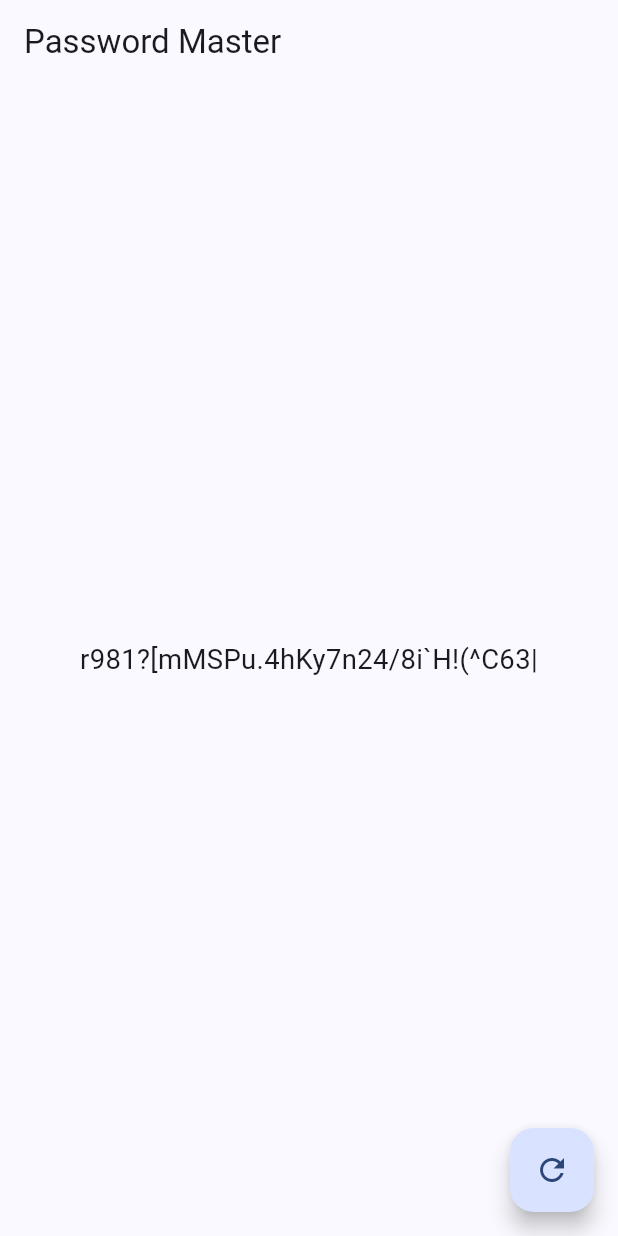
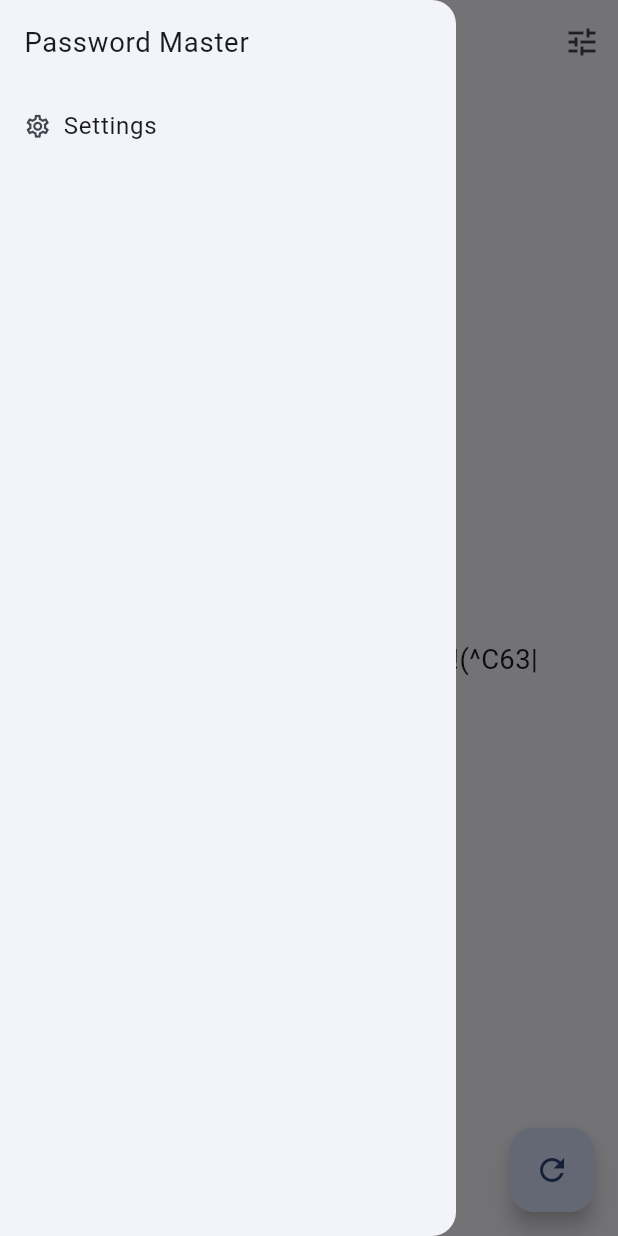
Before and after one commit to MasterHiei/password_master, a Flutter app: the screen it shows after launch, with the side drawer open (before the commit the screen has no drawer), on a phone screen of 412 x 824 dp. Run offline on Flutter 3.47's test engine with Material 3 defaults, Android fonts, the phone set to English and light mode, and no system bars; our stand-ins replace adaptive_theme, auto_route, bot_toast, easy_localization, flutter_riverpod, flutter_screenutil and 1 more; generated files the repository leaves out were written again.

Commit message:
feat: adding customizable app bar and left drawer

```diff
--- a/assets/i18n/en-US.json
+++ b/assets/i18n/en-US.json
@@ -5,5 +5,8 @@
   },
   "toast": {
     "copied": "Copied successfully"
+  },
+  "drawer": {
+    "settings": "Settings"
   }
 }
--- a/assets/i18n/ja-JP.json
+++ b/assets/i18n/ja-JP.json
@@ -5,5 +5,8 @@
   },
   "toast": {
     "copied": "コピーしました"
+  },
+  "drawer": {
+    "settings": "設定"
   }
 }
--- a/assets/i18n/zh-CN.json
+++ b/assets/i18n/zh-CN.json
@@ -5,5 +5,8 @@
   },
   "toast": {
     "copied": "复制成功"
+  },
+  "drawer": {
+    "settings": "设置"
   }
 }
--- /dev/null
+++ b/lib/core/widgets/left_nav_drawer.dart
@@ -0,0 +1,66 @@
+import 'package:easy_localization/easy_localization.dart';
+import 'package:flutter/material.dart';
+import 'package:flutter_screenutil/flutter_screenutil.dart';
+
+import '../../generated/locale_keys.g.dart';
+
+class LeftNavDrawer extends StatelessWidget {
+  const LeftNavDrawer({super.key});
+
+  @override
+  Widget build(BuildContext context) {
+    final List<Widget> items = _buildDrawerItems(context);
+    return Drawer(
+      child: ListView.builder(
+        padding: EdgeInsets.only(
+          top: ScreenUtil().statusBarHeight,
+          bottom: ScreenUtil().bottomBarHeight,
+        ),
+        itemBuilder: (BuildContext context, int index) => items[index],
+        itemCount: items.length,
+      ),
+    );
+  }
+
+  List<Widget> _buildDrawerItems(BuildContext context) {
+    return <Widget>[
+      ListTile(
+        title: Text(
+          LocaleKeys.app_title,
+          style: TextStyle(fontSize: 16.sp),
+        ).tr(context: context),
+      ),
+      _LeftNavDrawerItem(
+        icon: Icons.settings_outlined,
+        title: LocaleKeys.drawer_settings.tr(context: context),
+      ),
+    ];
+  }
+}
+
+class _LeftNavDrawerItem extends StatelessWidget {
+  const _LeftNavDrawerItem({
+    required this.icon,
+    required this.title,
+  });
+
+  final IconData icon;
+  final String title;
+
+  @override
+  Widget build(BuildContext context) {
+    return ListTile(
+      title: Row(
+        children: <Widget>[
+          Icon(icon, size: 16.sp),
+          const SizedBox(width: 8),
+          Text(
+            title,
+            style: TextStyle(fontSize: 14.sp),
+          ),
+        ],
+      ),
+      onTap: () {},
+    );
+  }
+}
--- /dev/null
+++ b/lib/core/widgets/top_app_bar.dart
@@ -0,0 +1,29 @@
+import 'package:flutter/material.dart';
+
+class TopAppBar extends StatelessWidget implements PreferredSizeWidget {
+  const TopAppBar({
+    super.key,
+    this.title,
+    this.actions,
+    this.bottom,
+  });
+
+  final Widget? title;
+  final List<Widget>? actions;
+  final PreferredSizeWidget? bottom;
+
+  @override
+  Widget build(BuildContext context) {
+    return AppBar(
+      title: title,
+      actions: actions,
+      bottom: bottom,
+    );
+  }
+
+  @override
+  Size get preferredSize {
+    final double bottomHeight = bottom?.preferredSize.height ?? 0;
+    return Size.fromHeight(kToolbarHeight + bottomHeight);
+  }
+}
--- a/lib/features/pw_generator/presentation/pages/home_page.dart
+++ b/lib/features/pw_generator/presentation/pages/home_page.dart
@@ -2,6 +2,8 @@ import 'package:auto_route/auto_route.dart';
 import 'package:easy_localization/easy_localization.dart';
 import 'package:flutter/material.dart';
 
+import '../../../../core/widgets/left_nav_drawer.dart';
+import '../../../../core/widgets/top_app_bar.dart';
 import '../../../../generated/locale_keys.g.dart';
 import '../widgets/index.dart';
 
@@ -12,13 +14,17 @@ class HomePage extends StatelessWidget {
   @override
   Widget build(BuildContext context) {
     return Scaffold(
-      appBar: AppBar(
+      appBar: TopAppBar(
         title: const Text(LocaleKeys.app_title).tr(context: context),
+        actions: const <Widget>[
+          GenerateOptionsButton(),
+        ],
       ),
       body: const Center(
         child: GeneratedPasswordView(),
       ),
       floatingActionButton: const GeneratePasswordButton(),
+      drawer: const LeftNavDrawer(),
     );
   }
 }
--- /dev/null
+++ b/lib/features/pw_generator/presentation/widgets/generate_options_button.dart
@@ -0,0 +1,13 @@
+import 'package:flutter/material.dart';
+
+class GenerateOptionsButton extends StatelessWidget {
+  const GenerateOptionsButton({super.key});
+
+  @override
+  Widget build(BuildContext context) {
+    return IconButton(
+      onPressed: () {},
+      icon: const Icon(Icons.tune),
+    );
+  }
+}
--- a/lib/features/pw_generator/presentation/widgets/index.dart
+++ b/lib/features/pw_generator/presentation/widgets/index.dart
@@ -1,2 +1,3 @@
+export 'generate_options_button.dart';
 export 'generate_password_button.dart';
 export 'generated_password_view.dart';
```
Also changed, not shown: lib/generated/locale_keys.g.dart.
